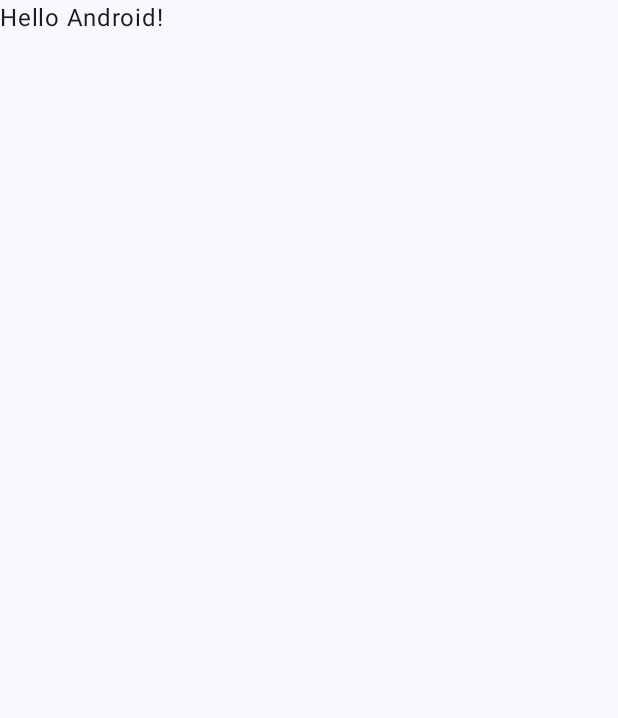
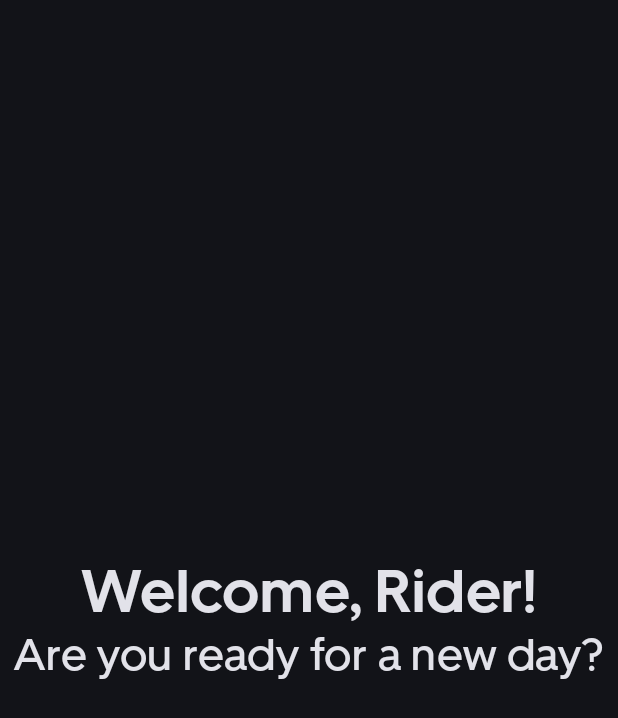
Before and after one commit to AndreiLeIttu/EarnerUtopia, an Android app built with Jetpack Compose: the screen it shows after launch (MainActivity), on a phone screen of 412 x 824 dp. Before the commit the part shown is almost empty. Shown: the top 718 px of the screen. Run offline under Robolectric (Android 15) with nearby library versions, the phone set to English and light mode, and no system bars.

Commit message:
Add starting page

```diff
--- a/app/src/main/java/com/aospi/earnerutopia/MainActivity.kt
+++ b/app/src/main/java/com/aospi/earnerutopia/MainActivity.kt
@@ -4,14 +4,20 @@ import android.os.Bundle
 import androidx.activity.ComponentActivity
 import androidx.activity.compose.setContent
 import androidx.activity.enableEdgeToEdge
+import androidx.compose.foundation.layout.Column
+import androidx.compose.foundation.layout.fillMaxHeight
 import androidx.compose.foundation.layout.fillMaxSize
+import androidx.compose.foundation.layout.fillMaxWidth
 import androidx.compose.foundation.layout.padding
 import androidx.compose.material3.Scaffold
 import androidx.compose.material3.Text
 import androidx.compose.runtime.Composable
 import androidx.compose.ui.Modifier
+import androidx.compose.ui.text.font.FontWeight
 import androidx.compose.ui.tooling.preview.Preview
+import androidx.compose.ui.unit.sp
 import com.aospi.earnerutopia.ui.theme.EarnerUtopiaTheme
+import com.aospi.earnerutopia.ui.theme.Uber
 
 class MainActivity : ComponentActivity() {
     override fun onCreate(savedInstanceState: Bundle?) {
@@ -21,7 +27,7 @@ class MainActivity : ComponentActivity() {
             EarnerUtopiaTheme {
                 Scaffold(modifier = Modifier.fillMaxSize()) { innerPadding ->
                     Greeting(
-                        name = "Android",
+                        name = "Rider",
                         modifier = Modifier.padding(innerPadding)
                     )
                 }
@@ -32,10 +38,25 @@ class MainActivity : ComponentActivity() {
 
 @Composable
 fun Greeting(name: String, modifier: Modifier = Modifier) {
-    Text(
-        text = "Hello $name!",
-        modifier = modifier
-    )
+    Column(
+        modifier = modifier.fillMaxWidth().fillMaxHeight(),
+        horizontalAlignment = androidx.compose.ui.Alignment.CenterHorizontally,
+        verticalArrangement = androidx.compose.foundation.layout.Arrangement.Center,
+        ) {
+        Text(
+            text = "Welcome, $name!",
+            modifier = modifier,
+            fontFamily = Uber,
+            fontWeight = FontWeight.Bold,
+            fontSize = 40.sp,
+        )
+        Text(
+            fontFamily = Uber,
+            fontWeight = FontWeight.Normal,
+            text = "Are you ready for a new day?",
+            fontSize = 30.sp,
+        )
+    }
 }
 
 @Preview(showBackground = true)
--- a/app/src/main/java/com/aospi/earnerutopia/ui/theme/Theme.kt
+++ b/app/src/main/java/com/aospi/earnerutopia/ui/theme/Theme.kt
@@ -35,7 +35,7 @@ private val LightColorScheme = lightColorScheme(
 
 @Composable
 fun EarnerUtopiaTheme(
-    darkTheme: Boolean = isSystemInDarkTheme(),
+    darkTheme: Boolean = true,
     // Dynamic color is available on Android 12+
     dynamicColor: Boolean = true,
     content: @Composable () -> Unit
--- a/app/src/main/java/com/aospi/earnerutopia/ui/theme/Type.kt
+++ b/app/src/main/java/com/aospi/earnerutopia/ui/theme/Type.kt
@@ -2,9 +2,16 @@ package com.aospi.earnerutopia.ui.theme
 
 import androidx.compose.material3.Typography
 import androidx.compose.ui.text.TextStyle
+import androidx.compose.ui.text.font.Font
 import androidx.compose.ui.text.font.FontFamily
 import androidx.compose.ui.text.font.FontWeight
 import androidx.compose.ui.unit.sp
+import com.aospi.earnerutopia.R
+
+val Uber = FontFamily(
+    Font(R.font.uber_regular, FontWeight.Normal),
+    Font(R.font.uber_bold, FontWeight.Bold)
+)
 
 // Set of Material typography styles to start with
 val Typography = Typography(
```
Also changed, not shown: app/src/main/res/font/uber_bold.otf (added), app/src/main/res/font/uber_regular.otf (added).
